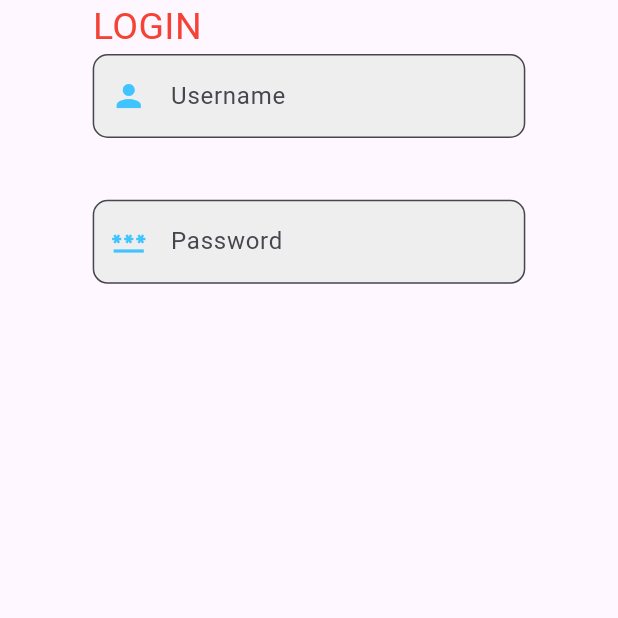
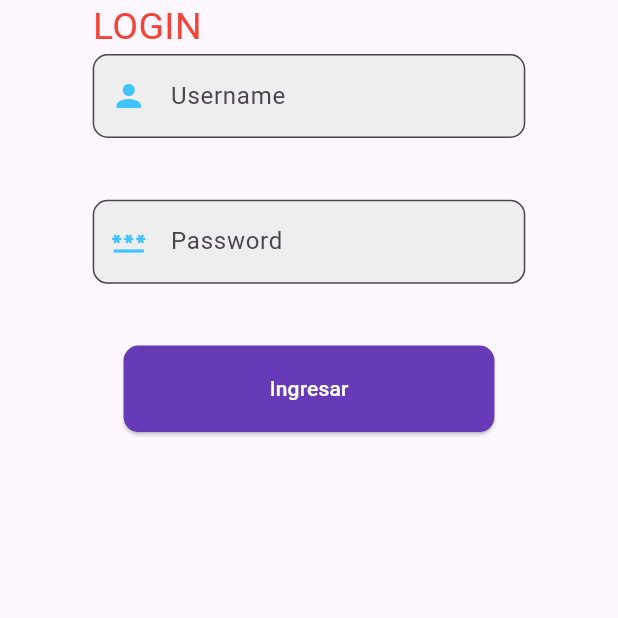
Before and after one commit to LaP0mme/uaslp_dev_mobile_1st_project, a Flutter app: the screen it shows after launch, on a phone screen of 412 x 824 dp, the top half of it. Run offline on Flutter 3.47's test engine with Material 3 defaults, Android fonts, the phone set to English and light mode, and no system bars.

Commit message:
Création d'un login/mot de passe et redirection vers la page Home

```diff
--- a/lib/Login.dart
+++ b/lib/Login.dart
@@ -1,6 +1,8 @@
 import 'package:flutter/cupertino.dart';
 import 'package:flutter/cupertino.dart';
 import 'package:flutter/material.dart';
+
+import 'home.dart';
 
 class Login extends StatefulWidget {
   const Login({super.key});
@@ -10,58 +12,99 @@ class Login extends StatefulWidget {
 }
 
 class _LoginState extends State<Login> {
+  // variables pour les champs de texte
+  final _usernameController = TextEditingController();
+  final _passwordController = TextEditingController();
+
+  bool flag = false;
 
   @override
   Widget build(BuildContext context) {
-    final size = MediaQuery
-        .of(context)
-        .size;
+    final size = MediaQuery.of(context).size;
 
     return Scaffold(
       body: Stack(
         children: [
-          Padding(padding: EdgeInsets.only(
-              left: size.width * 0.15, right: size.width * 0.15),
+          Padding(
+            padding: EdgeInsets.only(
+                left: size.width * 0.15, right: size.width * 0.15),
             child: Column(
               children: [
                 Row(
-                 mainAxisAlignment: MainAxisAlignment.spaceBetween,
+                  mainAxisAlignment: MainAxisAlignment.spaceBetween,
                   children: [
                     Text('LOGIN',
                         style: TextStyle(fontSize: 25, color: Colors.red))
                   ],
                 ),
                 TextFormField(
+                  // champ de texte pour le nom d'utilisateur
+                  controller: _usernameController,
                   obscureText: false,
                   decoration: InputDecoration(
                     border: OutlineInputBorder(
                       borderRadius: BorderRadius.circular(10),
                       borderSide:
-                      const BorderSide(width: 1, style: BorderStyle.none),
+                          const BorderSide(width: 1, style: BorderStyle.none),
                     ),
                     filled: true,
                     fillColor: Colors.grey[200],
-                    prefixIcon: Icon(
-                        Icons.person, color: Colors.lightBlueAccent),
+                    prefixIcon:
+                        Icon(Icons.person, color: Colors.lightBlueAccent),
                     label: Text('Username'),
                   ),
                 ),
                 SizedBox(height: size.height * 0.05),
                 TextFormField(
+                  // champ de texte pour le mot de passe
+                  controller: _passwordController,
                   obscureText: true,
                   decoration: InputDecoration(
                     border: OutlineInputBorder(
                       borderRadius: BorderRadius.circular(10),
                       borderSide:
-                      const BorderSide(width: 1, style: BorderStyle.none),
+                          const BorderSide(width: 1, style: BorderStyle.none),
                     ),
                     filled: true,
                     fillColor: Colors.grey[200],
-                    prefixIcon: Icon(
-                        Icons.password, color: Colors.lightBlueAccent),
+                    prefixIcon:
+                        Icon(Icons.password, color: Colors.lightBlueAccent),
                     label: Text('Password'),
                   ),
                 ),
+                SizedBox(height: size.height * 0.05),
+                ElevatedButton(
+                  // un seul bouton ou un seul enfant
+                  onPressed: () {
+                    setState(() {
+                      print('User : ${_usernameController.text}');
+                      print('Password : ${_passwordController.text}');
+                      if (_usernameController.text == 'admin' &&
+                          _passwordController.text == 'admin') {
+                        Navigator.of(context).push(MaterialPageRoute(
+                          builder: (context) => const Home(),
+                        ));
+                      } else {
+                        flag = true;
+                      }
+                    });
+                  },
+                  child: const Text('Ingresar'),
+                  style: ElevatedButton.styleFrom(
+                    primary: Colors.deepPurple,
+                    onPrimary: Colors.white,
+                    shape: RoundedRectangleBorder(
+                      borderRadius: BorderRadius.circular(10),
+                    ),
+                    fixedSize: Size(size.width * 0.6, size.height * 0.07),
+                  ),
+                ),
+                SizedBox(height: size.height * 0.05),
+                flag ? const Text(
+                        //'User : ${_usernameController.text} \n Password : ${_passwordController.text}')
+                        'Usuario o contraseña incorrecta',
+                        style: TextStyle(fontSize: 15, color: Colors.red),
+                ) : Container()
               ],
             ),
           ),
```
Also changed, not shown: lib/home.dart (+4 -12 lines).
